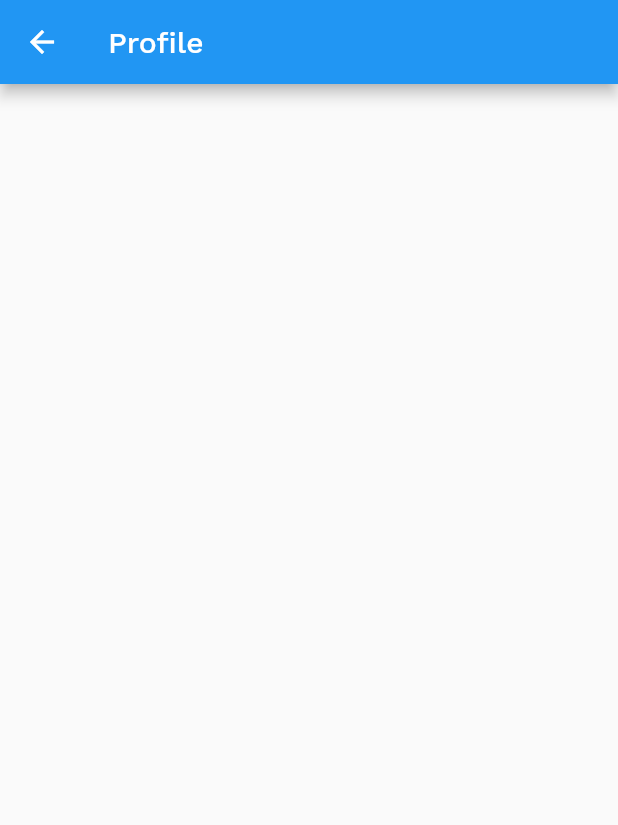
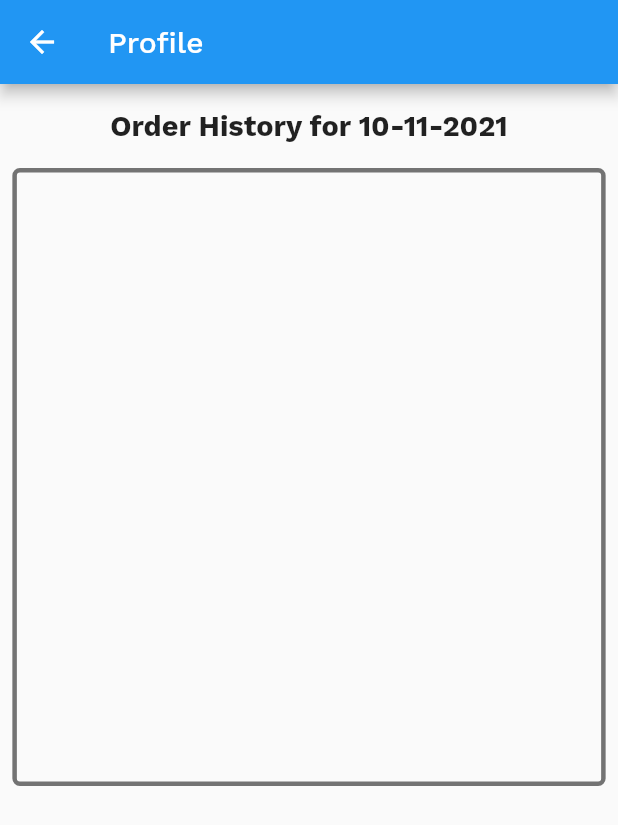
Before and after one commit to AdityaChaudhary18/chef_gram, a Flutter app: the ProfilePage screen opened directly, on a phone screen of 412 x 824 dp. Shown: the top 825 px of the screen. Run offline on Flutter 3.47's test engine with Material 2 defaults, Android fonts, the phone set to English and light mode, and no system bars; our stand-ins replace cloud_firestore, firebase_auth, firebase_core, flutter_slidable, sizer; accounts and stored records are empty.

Commit message:
Modified UI of orders on profile

```diff
--- a/lib/screens/profile.dart
+++ b/lib/screens/profile.dart
@@ -34,13 +34,42 @@ class ProfilePage extends StatelessWidget {
                 child: CircularProgressIndicator(),
               );
             }
-
-            var data = snapshot.data!.docs;
-            return ListView(
-              children: <Widget>[
-                ...snapshot.data!.docs.map((order) {
-                  return SingleOrderWidget(order: order);
-                })
+            return Column(
+              children: [
+                SizedBox(
+                  height: 2.h,
+                ),
+                Text(
+                  "Order History for ${now.day}-${now.month}-${now.year}",
+                  style:
+                      TextStyle(fontSize: 14.sp, fontWeight: FontWeight.bold),
+                ),
+                SizedBox(
+                  height: 2.h,
+                ),
+                Padding(
+                  padding: EdgeInsets.symmetric(horizontal: 2.w),
+                  child: Container(
+                    height: 50.h,
+                    width: 100.w,
+                    decoration: BoxDecoration(
+                      border: Border.all(
+                        color: Colors.black54,
+                        width: 3,
+                      ),
+                      borderRadius: BorderRadius.all(
+                        Radius.circular(5.0),
+                      ),
+                    ),
+                    child: ListView(
+                      children: <Widget>[
+                        ...snapshot.data!.docs.map((order) {
+                          return SingleOrderWidget(order: order);
+                        })
+                      ],
+                    ),
+                  ),
+                ),
               ],
             );
           },
```
